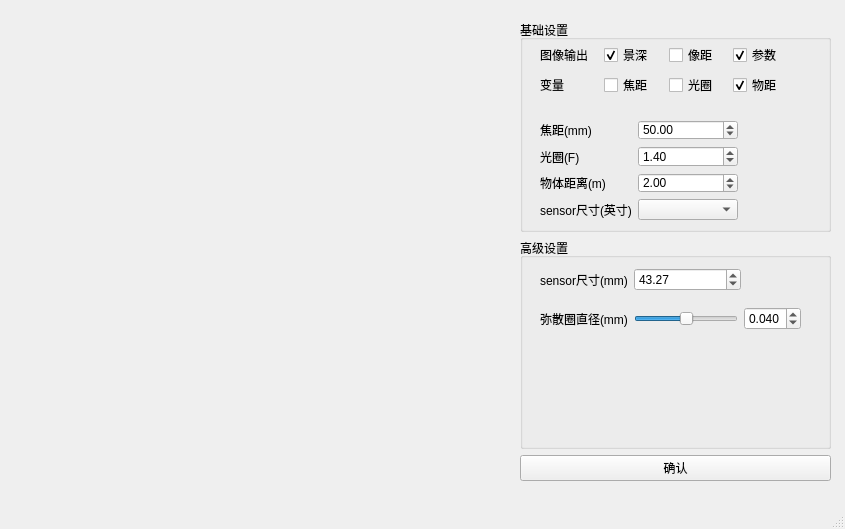
The window that field_depth.ui (xiaoqinxing/ImageTools) describes before a commit, drawn with Qt 5.
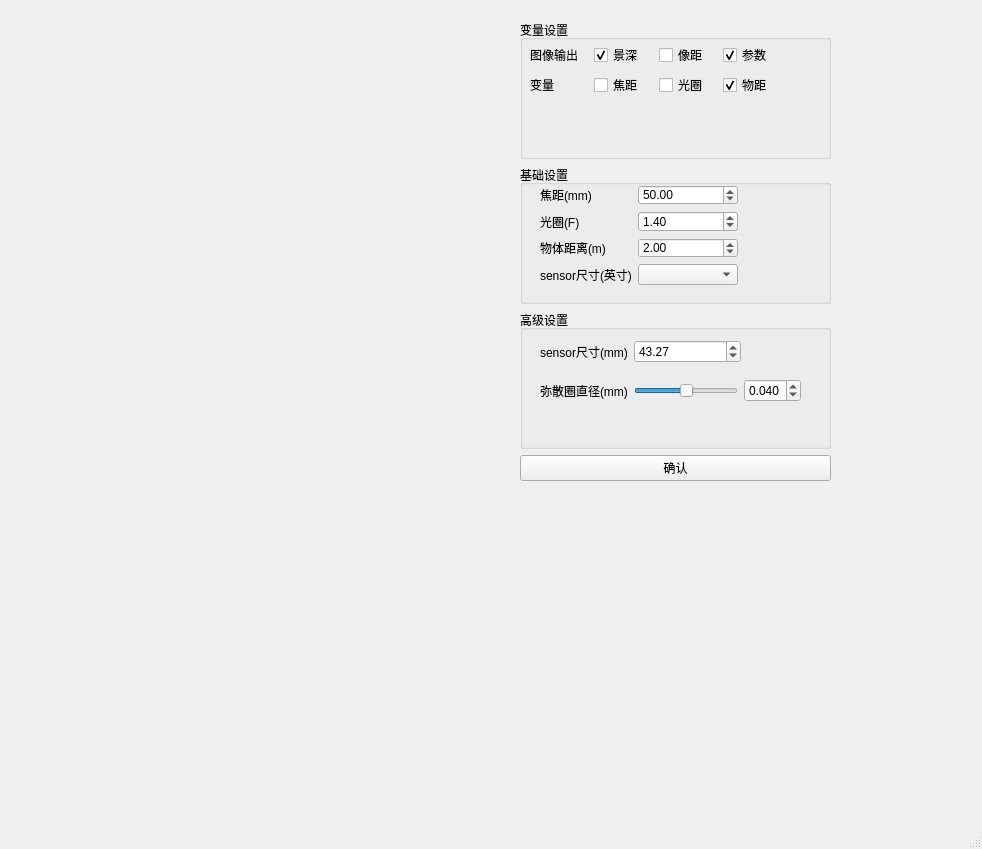
The same window after the commit.

What changed in the file:
```diff
--- a/field_depth.ui
+++ b/field_depth.ui
@@ -6,8 +6,8 @@
    <rect>
     <x>0</x>
     <y>0</y>
-    <width>845</width>
-    <height>529</height>
+    <width>982</width>
+    <height>849</height>
    </rect>
   </property>
   <property name="windowTitle">
@@ -35,6 +35,114 @@
      </rect>
     </property>
     <layout class="QVBoxLayout" name="verticalLayout_2">
+     <item>
+      <widget class="QGroupBox" name="groupBox">
+       <property name="minimumSize">
+        <size>
+         <width>0</width>
+         <height>139</height>
+        </size>
+       </property>
+       <property name="maximumSize">
+        <size>
+         <width>16777215</width>
+         <height>139</height>
+        </size>
+       </property>
+       <property name="title">
+        <string>变量设置</string>
+       </property>
+       <widget class="QWidget" name="gridLayoutWidget_4">
+        <property name="geometry">
+         <rect>
+          <x>10</x>
+          <y>20</y>
+          <width>251</width>
+          <height>31</height>
+         </rect>
+        </property>
+        <layout class="QGridLayout" name="gridLayout_4">
+         <item row="0" column="1">
+          <widget class="QCheckBox" name="output_field_depth">
+           <property name="text">
+            <string>景深</string>
+           </property>
+           <property name="checked">
+            <bool>true</bool>
+           </property>
+          </widget>
+         </item>
+         <item row="0" column="3">
+          <widget class="QCheckBox" name="output_params">
+           <property name="text">
+            <string>参数</string>
+           </property>
+           <property name="checked">
+            <bool>true</bool>
+           </property>
+          </widget>
+         </item>
+         <item row="0" column="2">
+          <widget class="QCheckBox" name="output_image_distance">
+           <property name="text">
+            <string>像距</string>
+           </property>
+          </widget>
+         </item>
+         <item row="0" column="0">
+          <widget class="QLabel" name="label_5">
+           <property name="text">
+            <string>图像输出</string>
+           </property>
+          </widget>
+         </item>
+        </layout>
+       </widget>
+       <widget class="QWidget" name="gridLayoutWidget_5">
+        <property name="geometry">
+         <rect>
+          <x>10</x>
+          <y>50</y>
+          <width>251</width>
+          <height>31</height>
+         </rect>
+        </property>
+        <layout class="QGridLayout" name="gridLayout_5">
+         <item row="0" column="1">
+          <widget class="QCheckBox" name="input_focus_length">
+           <property name="text">
+            <string>焦距</string>
+           </property>
+          </widget>
+         </item>
+         <item row="0" column="3">
+          <widget class="QCheckBox" name="input_distance">
+           <property name="text">
+            <string>物距</string>
+           </property>
+           <property name="checked">
+            <bool>true</bool>
+           </property>
+          </widget>
+         </item>
+         <item row="0" column="2">
+          <widget class="QCheckBox" name="input_apeture">
+           <property name="text">
+            <string>光圈</string>
+           </property>
+          </widget>
+         </item>
+         <item row="0" column="0">
+          <widget class="QLabel" name="label_6">
+           <property name="text">
+            <string>变量</string>
+           </property>
+          </widget>
+         </item>
+        </layout>
+       </widget>
+      </widget>
+     </item>
      <item>
       <widget class="QGroupBox" name="groupBox_4">
        <property name="title">
@@ -44,7 +152,7 @@
         <property name="geometry">
          <rect>
           <x>20</x>
-          <y>100</y>
+          <y>20</y>
           <width>198</width>
           <height>100</height>
          </rect>
@@ -116,95 +224,6 @@
          </item>
         </layout>
        </widget>
-       <widget class="QWidget" name="gridLayoutWidget_4">
-        <property name="geometry">
-         <rect>
-          <x>20</x>
-          <y>20</y>
-          <width>251</width>
-          <height>31</height>
-         </rect>
-        </property>
-        <layout class="QGridLayout" name="gridLayout_4">
-         <item row="0" column="1">
-          <widget class="QCheckBox" name="output_field_depth">
-           <property name="text">
-            <string>景深</string>
-           </property>
-           <property name="checked">
-            <bool>true</bool>
-           </property>
-          </widget>
-         </item>
-         <item row="0" column="3">
-          <widget class="QCheckBox" name="output_params">
-           <property name="text">
-            <string>参数</string>
-           </property>
-           <property name="checked">
-            <bool>true</bool>
-           </property>
-          </widget>
-         </item>
-         <item row="0" column="2">
-          <widget class="QCheckBox" name="checkBox">
-           <property name="text">
-            <string>像距</string>
-           </property>
-          </widget>
-         </item>
-         <item row="0" column="0">
-          <widget class="QLabel" name="label_5">
-           <property name="text">
-            <string>图像输出</string>
-           </property>
-          </widget>
-         </item>
-        </layout>
-       </widget>
-       <widget class="QWidget" name="gridLayoutWidget_5">
-        <property name="geometry">
-         <rect>
-          <x>20</x>
-          <y>50</y>
-          <width>251</width>
-          <height>31</height>
-         </rect>
-        </property>
-        <layout class="QGridLayout" name="gridLayout_5">
-         <item row="0" column="1">
-          <widget class="QCheckBox" name="input_focus_length">
-           <property name="text">
-            <string>焦距</string>
-           </property>
-          </widget>
-         </item>
-         <item row="0" column="3">
-          <widget class="QCheckBox" name="input_distance">
-           <property name="text">
-            <string>物距</string>
-           </property>
-           <property name="checked">
-            <bool>true</bool>
-           </property>
-          </widget>
-         </item>
-         <item row="0" column="2">
-          <widget class="QCheckBox" name="input_apeture">
-           <property name="text">
-            <string>光圈</string>
-           </property>
-          </widget>
-         </item>
-         <item row="0" column="0">
-          <widget class="QLabel" name="label_6">
-           <property name="text">
-            <string>变量</string>
-           </property>
-          </widget>
-         </item>
-        </layout>
-       </widget>
       </widget>
      </item>
      <item>
```
Left out of the diff: 4 changed lines with no effect on the pictures.
